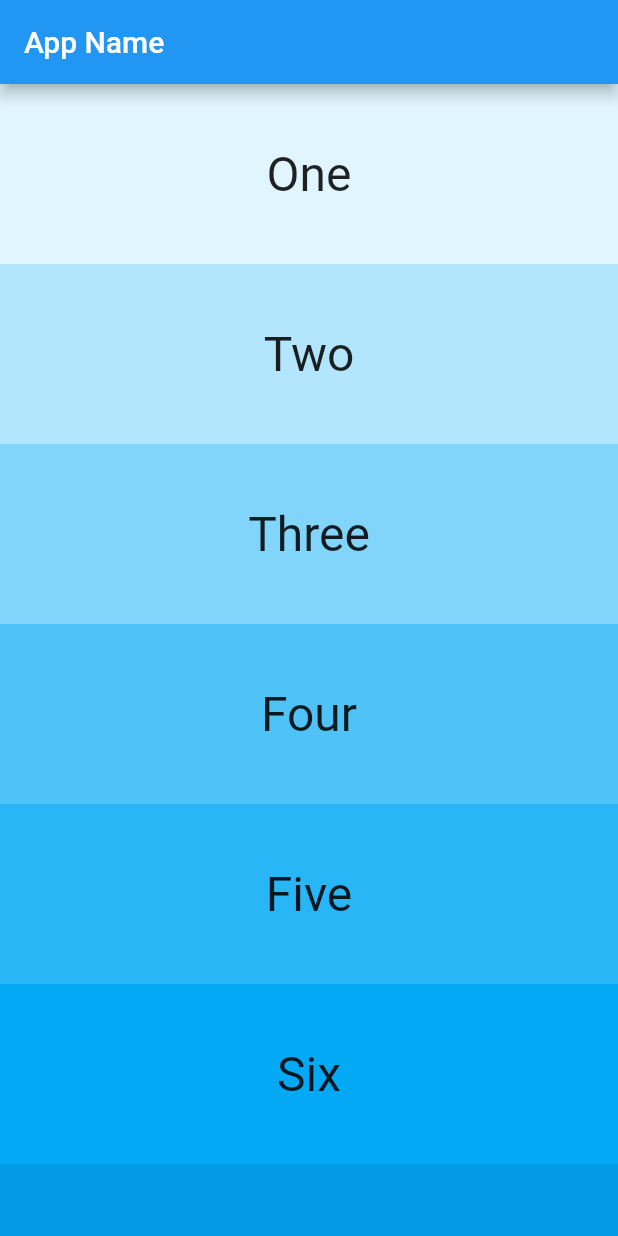
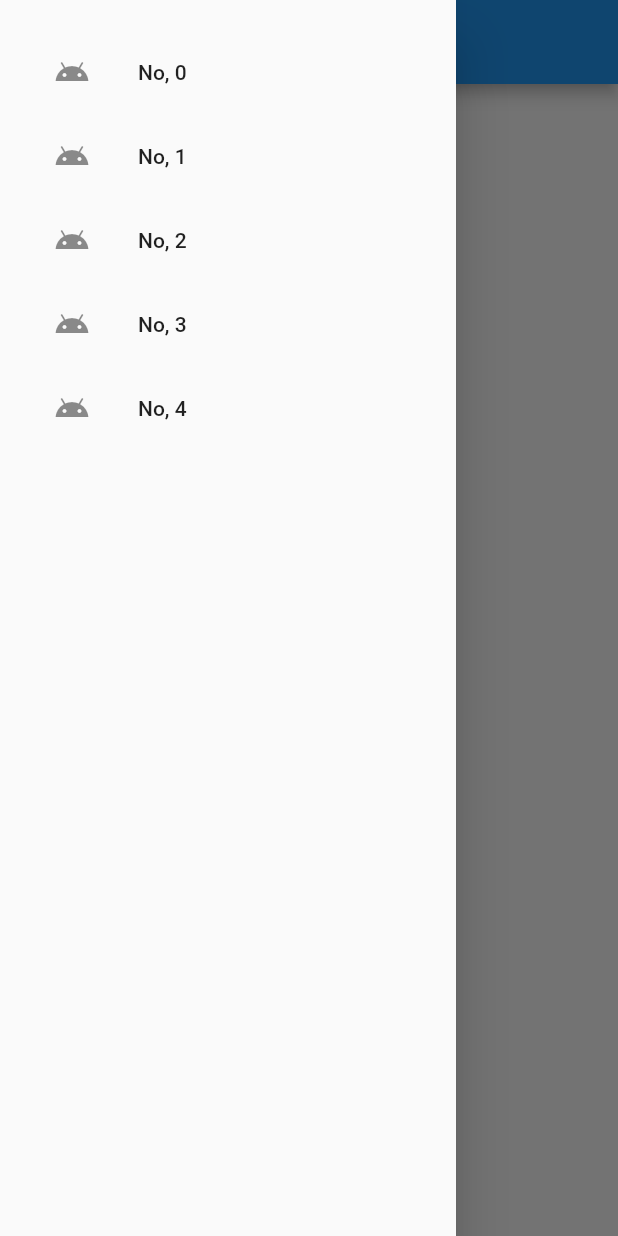
Before and after one commit to RyosukeIshinabe/study_Android, a Flutter app: the screen it shows after launch, with the side drawer open (before the commit the screen has no drawer), on a phone screen of 412 x 824 dp. Run offline on Flutter 3.47's test engine with Material 2 defaults, Android fonts, the phone set to English and light mode, and no system bars.

Commit message:
TabBar、Drawerのサンプルを追加

```diff
--- /dev/null
+++ b/flutter_ui_test/lib/drawer.dart
@@ -0,0 +1,93 @@
+import 'package:flutter/material.dart';
+
+// Drawerのテストです。
+// Drawerは、画面左上のハンバーガーアイコンをタップすると左からメニューが出てくるよくあるやつです。
+// Scaffoldにはdrawerプロパティがあり、ここにDrawerウィジェットを指定します。
+
+class DrawerTest extends StatelessWidget {
+
+  @override
+  Widget build(BuildContext context) {
+    return new MaterialApp(
+      title: 'Generated App',
+      theme: new ThemeData(
+        primarySwatch: Colors.blue,
+        primaryColor: const Color(0xFF2196f3),
+        accentColor: const Color(0xFF2196f3),
+        canvasColor: const Color(0xFFfafafa),
+      ),
+      home: new MyHomePage(),
+    );
+  }
+}
+
+class MyHomePage extends StatefulWidget {
+  MyHomePage({Key key}) : super(key: key);
+  @override
+  _MyHomePageState createState() => new _MyHomePageState();
+}
+
+class _MyHomePageState extends State<MyHomePage> {
+
+  List _items = <Widget>[]; // メニュー用のリスト
+  String _message;
+  int _tapped = 0;
+
+  void initState() {
+    super.initState();
+    _message = 'ready.';
+
+    // メニュー用のリストを作成。リストはListTileクラスを使用
+    for (var i = 0; i < 5; i++ ) {
+      var item = ListTile(
+        leading: const Icon(Icons.android),
+        title: Text('No, $i'),
+        // onTap：タップした時のメソッドを指定
+        // ここではメンバ変数_tappedにリスト番号を代入し、tapItem()メソッドを呼び出し
+        onTap: (){
+          _tapped = i;
+          tapItem();
+        }
+      );
+      _items.add(item);
+    }
+  }
+
+  @override
+  Widget build(BuildContext context) {
+    return Scaffold(
+
+      appBar: AppBar(
+        title: Text('App Name'),
+      ),
+
+      body: Center(
+        child: Text(
+          _message,
+          style: TextStyle(
+            fontSize: 32.0,
+          ),
+        ),
+      ),
+
+      // ドロワーはこのようにScaffold自体のプロパティで指定する
+      // childにはListViewを指定する
+      drawer: Drawer(
+        child: ListView(
+          shrinkWrap: true,
+          padding: const EdgeInsets.all(20.0),
+          children: _items,
+        ),
+      ),
+    );
+  }
+
+  void tapItem() {
+    // Navigator.pop(context)で、現れたドロワーを閉じる
+    // 前の状態に戻す時にNavigator.popは多用される
+    Navigator.pop(context);
+    setState(() {
+      _message = 'tapped:[$_tapped]';
+    });
+  }
+}
--- a/flutter_ui_test/lib/main.dart
+++ b/flutter_ui_test/lib/main.dart
@@ -10,7 +10,9 @@ import 'appBar.dart';
 import 'bottomNavigationBar.dart';
 import 'listView.dart';
 import 'singleChildScrollView.dart';
+import 'tabBar.dart';
+import 'drawer.dart';
 
 // runApp()で動かしたいクラスを指定してください。
 
-void main() => runApp(new SingleChildScrollViewTest());
+void main() => runApp(new DrawerTest());
--- /dev/null
+++ b/flutter_ui_test/lib/tabBar.dart
@@ -0,0 +1,106 @@
+import 'package:flutter/material.dart';
+
+// TabBarとTabBarViewのテストです。
+// AppBarの下部にタブがあり、画面を左右にスワイプすることで画面が変わるウィジェットです。
+// タブ部分がTabBar、タブと連動したコンテンツ部分がTabBarViewです。
+
+class TabBarTest extends StatelessWidget {
+
+  @override
+  Widget build(BuildContext context) {
+    return new MaterialApp(
+      title: 'Generated App',
+      theme: new ThemeData(
+        primarySwatch: Colors.blue,
+        primaryColor: const Color(0xFF2196f3),
+        accentColor: const Color(0xFF2196f3),
+        canvasColor: const Color(0xFFfafafa),
+      ),
+      home: new MyHomePage(),
+    );
+  }
+}
+
+class MyHomePage extends StatefulWidget {
+  MyHomePage({Key key}) : super(key: key);
+  @override
+  _MyHomePageState createState() => new _MyHomePageState();
+}
+
+// SingleTickerProviderStateMixinは、Tickerを1つ持つTickerProviderのクラス
+// ここでは、SingleTickerProviderStateMixinをミックスイン（他のクラスの機能を組み込む仕組み）している
+// これにより、このクラス自身がTickerProviderとして使えるようになる
+class _MyHomePageState extends State<MyHomePage> with SingleTickerProviderStateMixin {
+
+  // TabBarに指定するテキストのリストを準備。テキストはTabクラスのtextプロパティで指定する
+  final List<Tab> tabs = <Tab>[
+    Tab(text: 'Recomend'),
+    Tab(text: 'New'),
+    Tab(text: 'Ranking'),
+  ];
+
+  // TabBarとTabBarViewを連動させるためのコントローラーを準備
+  TabController _tabController;
+  // ちなみに（本サンプルでは使用していないが）TabControllerには、現在選択されているタブのインデックスを示すindexプロパティがあり
+  // これを使って現在のタブを調べ、タブに応じた処理を行うこともできる
+
+  // 初回だけ呼ばれる初期化メソッド
+  void initState() {
+    super.initState();
+    // 変数_tabControllerにTabControllerのコンストラクタを適用
+    _tabController = TabController(
+      // vsync：TickerProviderクラスのインスタンスを指定する
+      // これはアニメーションのコールバック呼び出しに関するTickerクラスを生成するためのもので、
+      // これを指定することでTabBarとTabBarViewの動きが連動できるようになる
+      // ここでは、_MyHomePageStateクラス自身を指定している
+      // （SingleTickerProviderStateMixinをミックスインしているため可能）
+      vsync: this,
+      // length：タブの数を指定する。ここでは予め作成したTabのListの要素数を指定
+      length: tabs.length
+    );
+  }
+
+  @override
+  Widget build(BuildContext context) {
+    return Scaffold(
+
+      //  TabBar部分は、AppBarのbottomプロパティに埋め込む
+      appBar: AppBar(
+        title: Text('App Name'),
+        bottom: TabBar(
+          // controller：TabControllerクラスのインスタンスを指定し、タブ操作の制御を担当する
+          // ここで設定したものをTabBarViewの方にも設定することで操作が連動する
+          controller: _tabController,
+          // tabs：タブ部分に表示する文字を、TabクラスのListで指定する
+          tabs: tabs,
+        ),
+      ),
+
+      body: TabBarView(
+        // controller：TabBarのcontrollerプロパティで指定したものを指定する
+        controller: _tabController,
+        // childrenに実際のコンテンツを指定する
+        // ここでは、tabsのmapメソッドでコンテンツをIterable（繰り返し可能な）にまとめて生成している
+        // mapメソッドは、引数に関数を指定することで、リストにある各要素に繰り返し関数を適用する
+        // 要はtabsからtabインスタンスを1個ずつ取り出してcreateTabメソッドに渡し、
+        // ウィジェットとして戻ってきたものをリストにまとめてchildrenに設定している
+        children: tabs.map((Tab tab) {
+          return createTab(tab);
+        }).toList(),
+      )
+     );
+  }
+
+  // コンテンツを作成し、ウィジェットを返すメソッド
+  Widget createTab(Tab tab) {
+    return Center(
+      child: Text(
+        'this is ' + tab.text + ' Tab.',
+        style: const TextStyle(
+          fontSize: 32.0,
+          color: Colors.blue
+        ),
+      ),
+    );
+  }
+}
```
